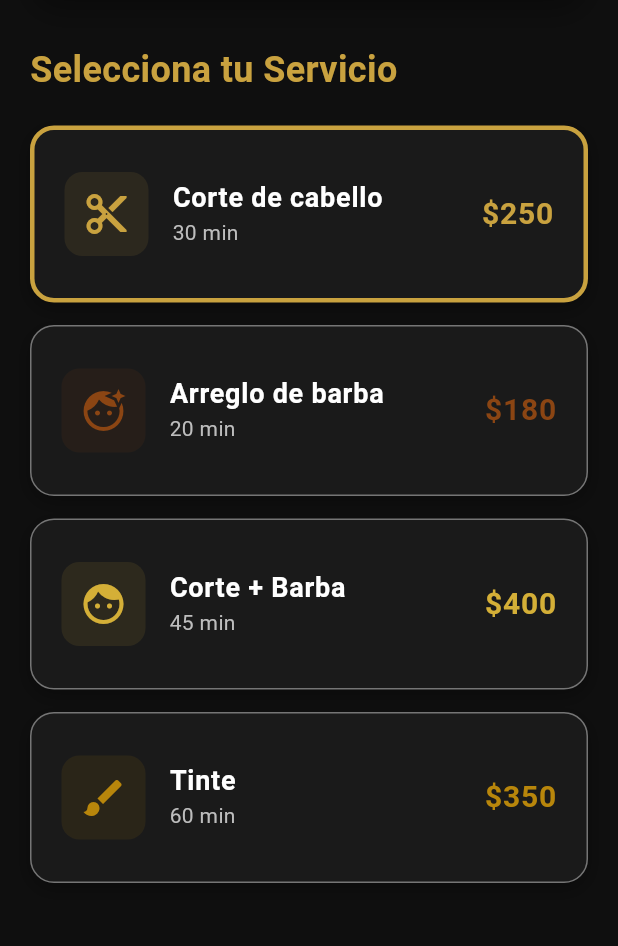
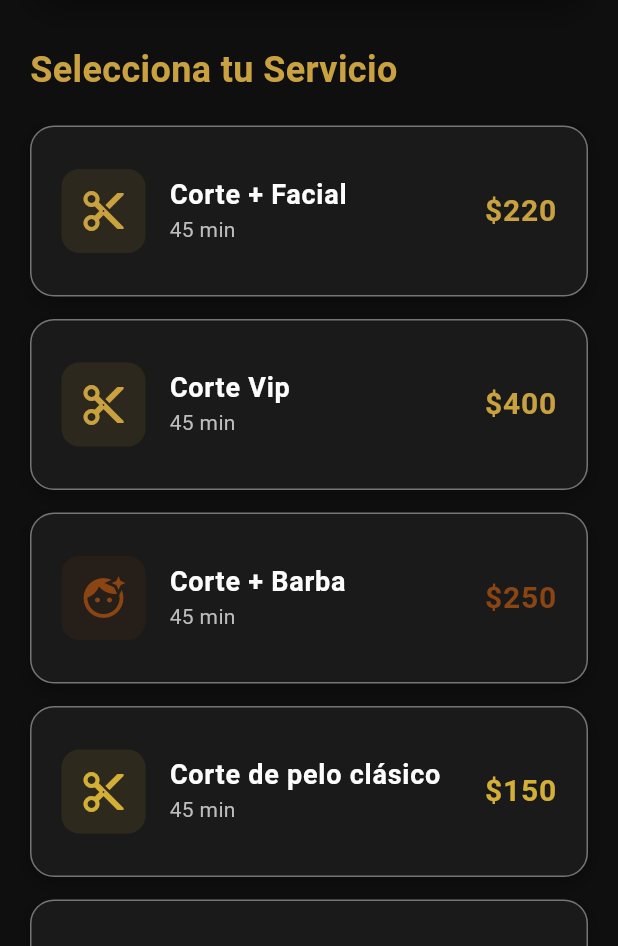
Before and after one commit to jcastanos77/shelby_barbershop, a Flutter app: the screen it shows after launch, after a tap on "AGENDAR CITA", on a phone screen of 412 x 824 dp, the part 290-1236 px from its top. Run offline on Flutter 3.47's test engine with Material 3 defaults, Android fonts, the phone set to English and light mode, and no system bars; our stand-ins replace cloud_firestore, firebase_core; accounts and stored records are empty.

Commit message:
se cambio el booking

```diff
--- a/lib/booking_page.dart
+++ b/lib/booking_page.dart
@@ -14,31 +14,80 @@ class _BookingPageState extends State<BookingPage> with TickerProviderStateMixin
 
   final List<Map<String, dynamic>> services = [
     {
-      "name": "Corte de cabello",
+      "name": "Corte + Facial",
       "icon": Icons.content_cut,
-      "price": "\$250",
-      "duration": 30,
+      "price": "\$220",
+      "duration": 45,
       "color": 0xFFC9A23F
     },
     {
-      "name": "Arreglo de barba",
+      "name": "Corte Vip",
+      "icon": Icons.content_cut,
+      "price": "\$400",
+      "duration": 45,
+      "color": 0xFFC9A23F
+    },
+    {
+      "name": "Corte + Barba",
       "icon": Icons.face_retouching_natural,
-      "price": "\$180",
-      "duration": 20,
+      "price": "\$250",
+      "duration": 45,
       "color": 0xFF8B4513
     },
     {
-      "name": "Corte + Barba",
-      "icon": Icons.face,
-      "price": "\$400",
+      "name": "Corte de pelo clásico",
+      "icon": Icons.content_cut,
+      "price": "\$150",
       "duration": 45,
       "color": 0xFFD4AF37
     },
     {
-      "name": "Tinte",
+      "name": "Corte de pelo rasurado",
+      "icon": Icons.content_cut,
+      "price": "\$160",
+      "duration": 45,
+      "color": 0xFFB8860B
+    },
+    {
+      "name": "Limpieza de barba",
+      "icon": Icons.face_retouching_natural,
+      "price": "\$100",
+      "duration": 45,
+      "color": 0xFFC9A23F
+    },
+    {
+      "name": "Tinte de cabello",
       "icon": Icons.brush,
-      "price": "\$350",
-      "duration": 60,
+      "price": "\$130",
+      "duration": 45,
+      "color": 0xFFC9A23F
+    },
+    {
+      "name": "Limpieza de ceja",
+      "icon": Icons.face_retouching_natural,
+      "price": "\$30",
+      "duration": 45,
+      "color": 0xFF8B4513
+    },
+    {
+      "name": "Aplicación de Wax",
+      "icon": Icons.brush,
+      "price": "\$50",
+      "duration": 45,
+      "color": 0xFFD4AF37
+    },
+    {
+      "name": "Exfoliación facial",
+      "icon": Icons.face_retouching_natural,
+      "price": "\$100",
+      "duration": 45,
+      "color": 0xFFB8860B
+    },
+    {
+      "name": "Mascarilla negra",
+      "icon": Icons.face_retouching_natural,
+      "price": "\$70",
+      "duration": 45,
       "color": 0xFFB8860B
     }
   ];
@@ -150,7 +199,7 @@ class _BookingPageState extends State<BookingPage> with TickerProviderStateMixin
 
       // Generar slots disponibles
       for (int hour in workingHoursForDay) {
-        for (int minute in [0, 15, 30, 45]) {
+        for (int minute in [0, 45]) {
           DateTime slotTime = DateTime(
             selectedDate!.year,
             selectedDate!.month,
--- a/lib/main_scaffold.dart
+++ b/lib/main_scaffold.dart
@@ -531,22 +531,6 @@ class _MainScaffoldState extends State<MainScaffold>
     );
   }
 
-  PreferredSizeWidget _buildAppBar() {
-    return AppBar(
-      backgroundColor: Colors.transparent,
-      elevation: 0,
-      title: Text(
-        "SHELBY'S BARBER",
-        style: TextStyle(
-          color: accentColor,
-          fontWeight: FontWeight.bold,
-          letterSpacing: 2,
-        ),
-      ),
-      centerTitle: true,
-    );
-  }
-
   Widget _buildFloatingActionButton() {
     return Container(
       decoration: BoxDecoration(
@@ -671,7 +655,7 @@ class _MainScaffoldState extends State<MainScaffold>
                             ),
                           ),
                           Text(
-                            'BARBERSHOP',
+                            'BARBER',
                             style: TextStyle(
                               color: accentColor,
                               fontSize: 60,
@@ -747,6 +731,7 @@ class _MainScaffoldState extends State<MainScaffold>
     return Container(
       child: ListView.builder(
         shrinkWrap: true,
+        physics: NeverScrollableScrollPhysics(),
         itemCount: servicesClasics.length,
         itemBuilder: (context, index) {
           final servicio = servicesClasics[index];
@@ -758,6 +743,7 @@ class _MainScaffoldState extends State<MainScaffold>
               shape: RoundedRectangleBorder(
                 borderRadius: BorderRadius.circular(15),
               ),
+              child: Center(
                 child: Container(
                   decoration: BoxDecoration(
                     color: Colors.grey,
@@ -786,13 +772,6 @@ class _MainScaffoldState extends State<MainScaffold>
                         color: Colors.white,
                       ),
                     ),
-                  subtitle: Text(
-                    'Servicio profesional de barbería',
-                    style: TextStyle(
-                      fontSize: 14,
-                      color: Colors.white.withOpacity(0.9),
-                    ),
-                  ),
                     trailing: Container(
                       padding: EdgeInsets.symmetric(
                         horizontal: 12,
@@ -808,6 +787,7 @@ class _MainScaffoldState extends State<MainScaffold>
                           fontSize: 16,
                           fontWeight: FontWeight.bold,
                           color: Colors.white,
+                        ),
                       ),
                     ),
                   ),
```
Lines whose indentation alone changed are shown as unchanged.
